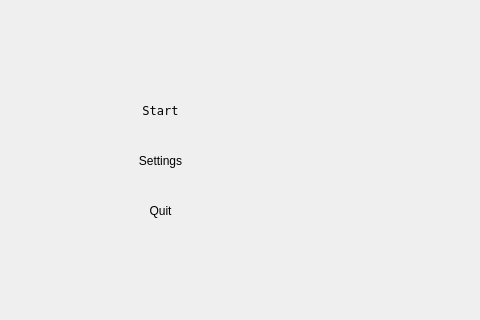
Qt form FrontUI_FZQ/PacmanFight/mainwindow.ui (moon-boat/QT-pacman-fight) before a commit; both pictures show x 0 to 480 and y 235 to 555 of the 1024 by 768 pixel window.
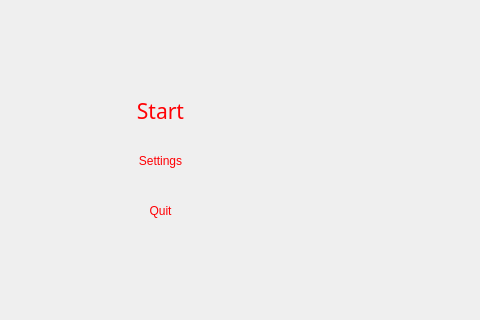
The same form after that commit. Icons and pictures are not drawn.

Diff of the .ui file:
```diff
--- a/FrontUI_FZQ/PacmanFight/mainwindow.ui
+++ b/FrontUI_FZQ/PacmanFight/mainwindow.ui
@@ -34,9 +34,20 @@
     </property>
     <property name="font">
      <font>
-      <family>Terminal</family>
+      <family>Segoe Print</family>
+      <pointsize>16</pointsize>
+      <italic>false</italic>
+      <bold>false</bold>
      </font>
     </property>
+    <property name="autoFillBackground">
+     <bool>false</bool>
+    </property>
+    <property name="styleSheet">
+     <string notr="true">background-image: url(:/images/resources/blankBack.png);
+color: rgb(255, 0, 4);
+font: 16pt &quot;Segoe Print&quot;;</string>
+    </property>
     <property name="text">
      <string>Start</string>
     </property>
@@ -62,6 +73,14 @@
       <height>51</height>
      </rect>
     </property>
+    <property name="autoFillBackground">
+     <bool>false</bool>
+    </property>
+    <property name="styleSheet">
+     <string notr="true">background-image: url(:/images/resources/blankBack.png);
+color: rgb(255, 0, 4);
+font: 16pt &quot;Segoe Print&quot;;</string>
+    </property>
     <property name="text">
      <string>Settings</string>
     </property>
@@ -78,6 +97,11 @@
       <height>51</height>
      </rect>
     </property>
+    <property name="styleSheet">
+     <string notr="true">background-image: url(:/images/resources/blankBack.png);
+color: rgb(255, 0, 4);
+font: 16pt &quot;Segoe Print&quot;;</string>
+    </property>
     <property name="text">
      <string>Quit</string>
     </property>
```
